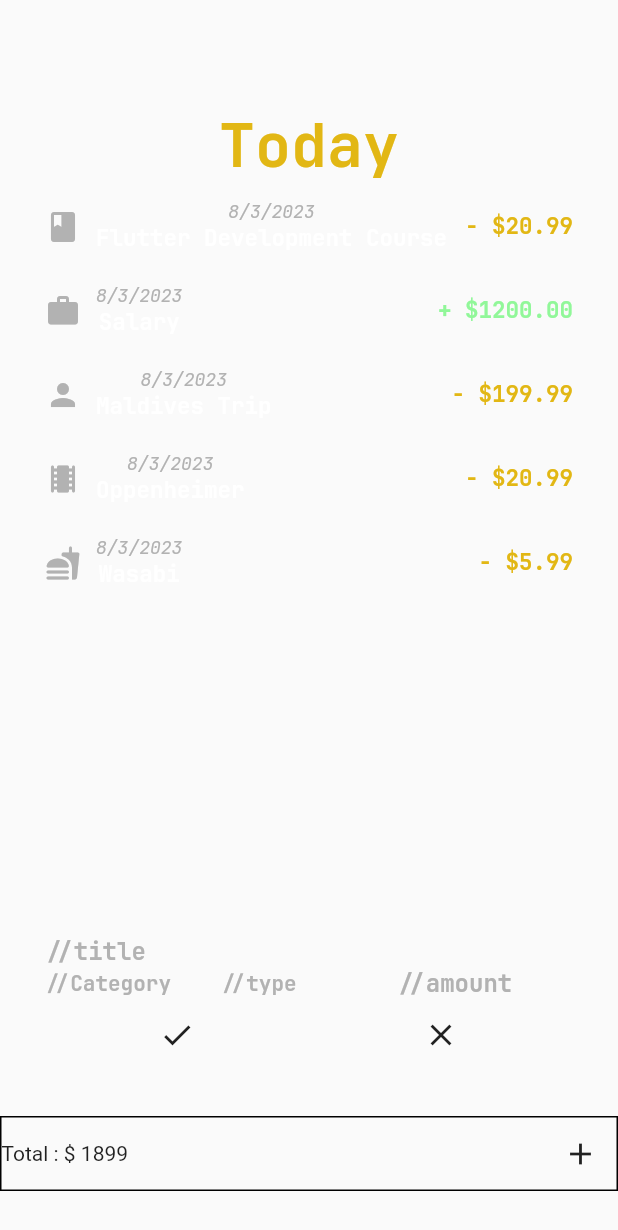
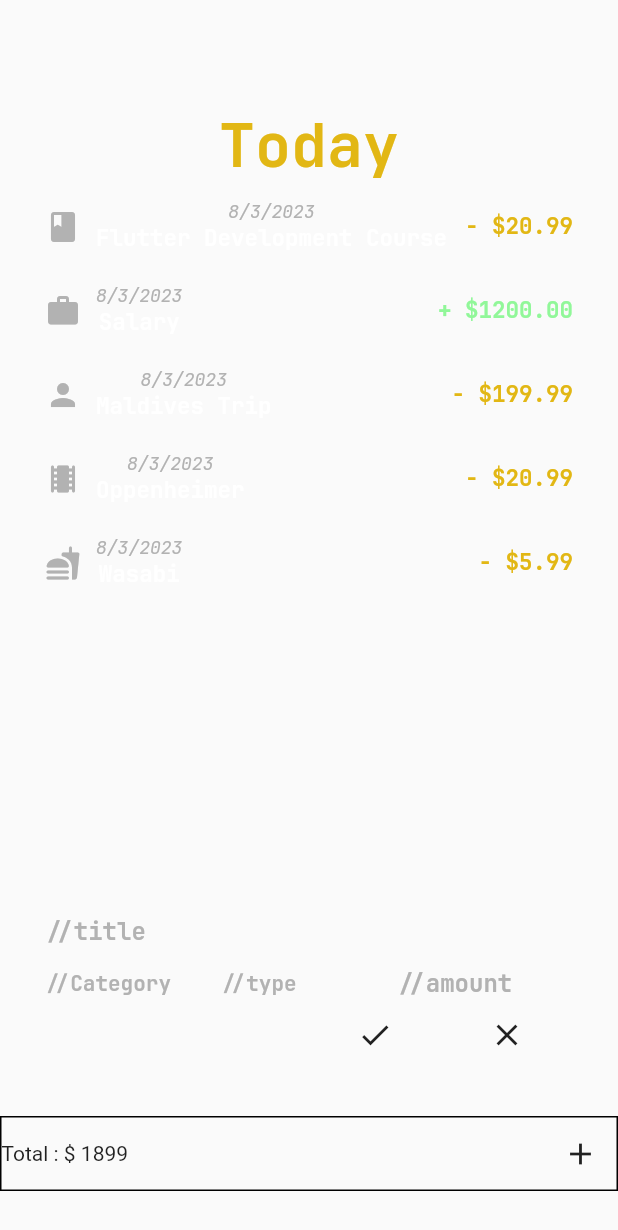
Before and after one commit to laggedskapari/EconoMe, a Flutter app: the Expenses widget shown alone on an empty page, opened directly, after a tap on the "add" icon, on a phone screen of 412 x 824 dp. Shown: the top 1230 px of the screen. Run offline on Flutter 3.47's test engine with Material 2 defaults, Android fonts, the phone set to English and light mode, and no system bars.

Commit message:
Some more UI changes.

```diff
--- a/econme_mobile/lib/widgets/expenses.dart
+++ b/econme_mobile/lib/widgets/expenses.dart
@@ -17,6 +17,12 @@ class _Expenses extends State<Expenses> {
   void createNewExpense() {
     setState(() {
       showNewExpenseWidget = true;
+    });
+  }
+
+  void closeNewExpense(){
+    setState(() {
+      showNewExpenseWidget = false;
     });
   }
 
@@ -83,6 +89,7 @@ class _Expenses extends State<Expenses> {
             ),
             NewExpense(
               showNewExpenseWidget: showNewExpenseWidget,
+              closeNewExpenseWidget: closeNewExpense,
             ),
             FooterUtilityBelt(
               createNewExpense: createNewExpense,
--- a/econme_mobile/lib/widgets/new_expense.dart
+++ b/econme_mobile/lib/widgets/new_expense.dart
@@ -1,9 +1,10 @@
 import 'package:flutter/material.dart';
 
 class NewExpense extends StatefulWidget {
-  const NewExpense({super.key, required this.showNewExpenseWidget});
+  const NewExpense({super.key, required this.showNewExpenseWidget, required this.closeNewExpenseWidget});
 
   final bool showNewExpenseWidget;
+  final void Function() closeNewExpenseWidget;
 
   @override
   State<NewExpense> createState() => _NewExpense();
@@ -12,25 +13,31 @@ class NewExpense extends StatefulWidget {
 class _NewExpense extends State<NewExpense> {
   final _titleController = TextEditingController();
   final _amountController = TextEditingController();
+  bool showWidget = false;
 
   @override
   void dispose() {
     _titleController.dispose();
+    _amountController.dispose();
     super.dispose();
   }
 
   @override
   Widget build(BuildContext context) {
-    return widget.showNewExpenseWidget
-        ? Container(
+    showWidget = widget.showNewExpenseWidget;
+    return Visibility(
+      visible: showWidget,
+      child: Container(
         decoration: null,
         padding: const EdgeInsets.all(30),
         child: Column(
           children: [
             TextField(
               controller: _titleController,
-                  decoration: const InputDecoration.collapsed(
+              decoration: const InputDecoration(
                 hintText: '//title',
+                border: InputBorder.none,
+                contentPadding: EdgeInsets.symmetric(vertical: 10),
                 hintStyle: TextStyle(
                   fontFamily: 'JetBrainsMono',
                   fontWeight: FontWeight.w700,
@@ -83,15 +90,21 @@ class _NewExpense extends State<NewExpense> {
                 Row(
                   mainAxisAlignment: MainAxisAlignment.end,
                   children: [
+                    const Expanded(
+                      child: SizedBox(
+                        width: 10,
+                      ),
+                    ),
+                    const Spacer(),
                     Expanded(
                       child: IconButton(
-                            onPressed: () {},
+                        onPressed: widget.closeNewExpenseWidget,
                         icon: const Icon(Icons.check),
                       ),
                     ),
                     Expanded(
                       child: IconButton(
-                            onPressed: () {},
+                        onPressed: widget.closeNewExpenseWidget,
                         icon: const Icon(Icons.close),
                       ),
                     ),
@@ -101,7 +114,7 @@ class _NewExpense extends State<NewExpense> {
             )
           ],
         ),
-          )
-        : Container();
+      ),
+    );
   }
 }
```
Lines whose indentation alone changed are shown as unchanged.
